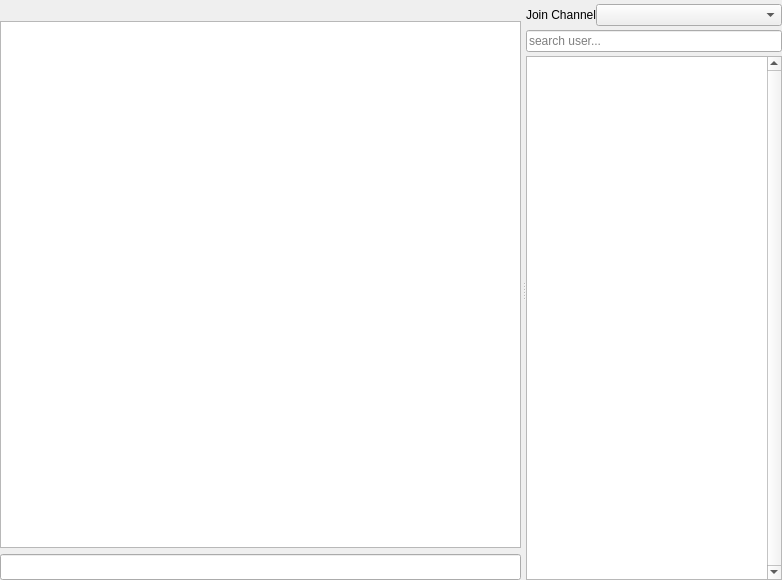
Old version of the form src/_res/chat/channel.ui in the repository FAForever/client.
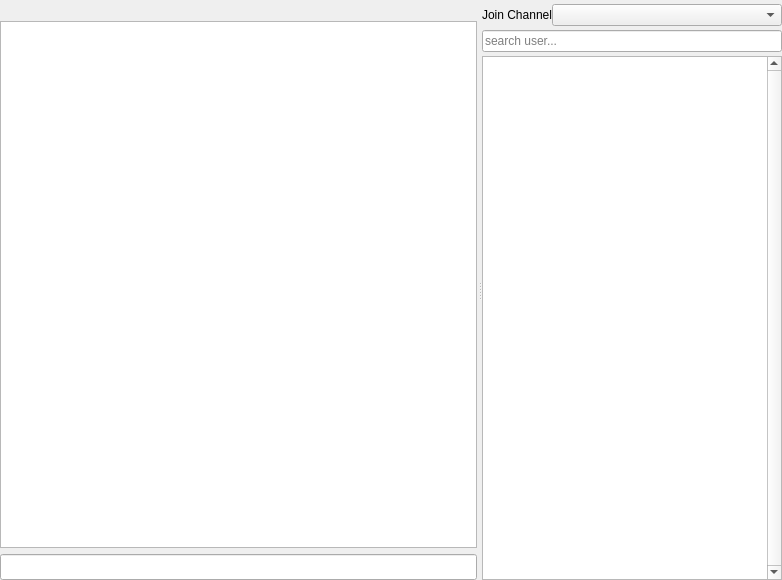
New version of the form. Custom widgets are drawn as their Qt base class.

What changed in the file:
```diff
--- a/src/_res/chat/channel.ui
+++ b/src/_res/chat/channel.ui
@@ -154,7 +154,7 @@
      <widget class="QFrame" name="nickFrame">
       <property name="maximumSize">
        <size>
-        <width>256</width>
+        <width>300</width>
         <height>16777215</height>
        </size>
       </property>
```
